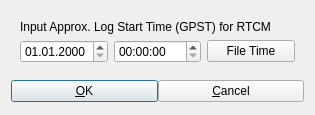
Old version of the form app/rtkconv_qt/startdlg.ui in the repository tomojitakasu/RTKLIB.
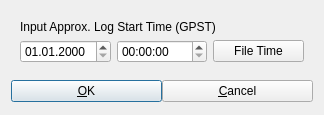
New version of the form.

```diff
--- a/app/rtkconv_qt/startdlg.ui
+++ b/app/rtkconv_qt/startdlg.ui
@@ -6,7 +6,7 @@
    <rect>
     <x>0</x>
     <y>0</y>
-    <width>315</width>
+    <width>324</width>
     <height>115</height>
    </rect>
   </property>
@@ -41,7 +41,7 @@
          <string/>
         </property>
         <property name="text">
-         <string>Input Approx. Log Start Time (GPST) for RTCM</string>
+         <string>Input Approx. Log Start Time (GPST)</string>
         </property>
        </widget>
       </item>
```
